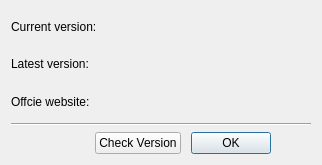
Before: the Qt Designer form woterm/qwoaboutdialog.ui in aoyiduo/woterm, drawn with Qt 5.
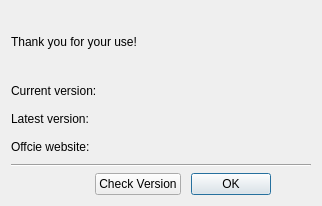
After: the same form once the commit is applied.

What changed in the file:
```diff
--- a/woterm/qwoaboutdialog.ui
+++ b/woterm/qwoaboutdialog.ui
@@ -6,20 +6,63 @@
    <rect>
     <x>0</x>
     <y>0</y>
-    <width>321</width>
-    <height>165</height>
+    <width>318</width>
+    <height>206</height>
    </rect>
   </property>
   <property name="maximumSize">
    <size>
     <width>400</width>
-    <height>169</height>
+    <height>210</height>
    </size>
   </property>
   <property name="windowTitle">
    <string>About</string>
   </property>
   <layout class="QVBoxLayout" name="verticalLayout_2">
+   <item>
+    <spacer name="verticalSpacer_2">
+     <property name="orientation">
+      <enum>Qt::Vertical</enum>
+     </property>
+     <property name="sizeType">
+      <enum>QSizePolicy::Fixed</enum>
+     </property>
+     <property name="sizeHint" stdset="0">
+      <size>
+       <width>20</width>
+       <height>20</height>
+      </size>
+     </property>
+    </spacer>
+   </item>
+   <item>
+    <layout class="QHBoxLayout" name="horizontalLayout_5">
+     <item>
+      <widget class="QLabel" name="label_4">
+       <property name="text">
+        <string>Thank you for your use!</string>
+       </property>
+      </widget>
+     </item>
+    </layout>
+   </item>
+   <item>
+    <spacer name="verticalSpacer">
+     <property name="orientation">
+      <enum>Qt::Vertical</enum>
+     </property>
+     <property name="sizeType">
+      <enum>QSizePolicy::Fixed</enum>
+     </property>
+     <property name="sizeHint" stdset="0">
+      <size>
+       <width>20</width>
+       <height>20</height>
+      </size>
+     </property>
+    </spacer>
+   </item>
    <item>
     <layout class="QHBoxLayout" name="horizontalLayout_2">
      <item>
```
